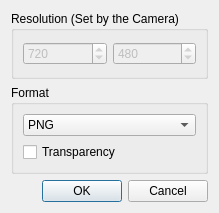
Qt form app/ui/exportimageseqdialog.ui (pencil2d/pencil) before a commit.
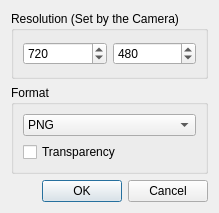
The same form after that commit.

```diff
--- a/app/ui/exportimageseqdialog.ui
+++ b/app/ui/exportimageseqdialog.ui
@@ -23,7 +23,7 @@
       <item>
        <widget class="QSpinBox" name="imgWidthSpinBox">
         <property name="enabled">
-         <bool>false</bool>
+         <bool>true</bool>
         </property>
         <property name="minimum">
          <number>1</number>
@@ -39,7 +39,7 @@
       <item>
        <widget class="QSpinBox" name="imgHeightSpinBox">
         <property name="enabled">
-         <bool>false</bool>
+         <bool>true</bool>
         </property>
         <property name="minimum">
          <number>1</number>
```
